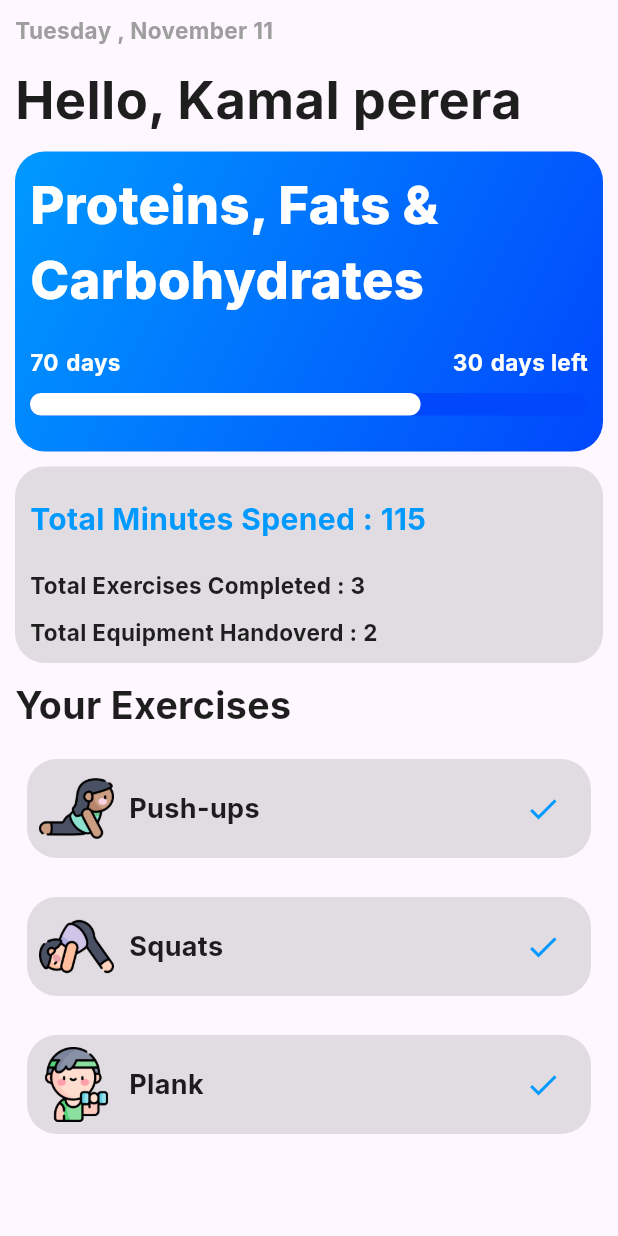
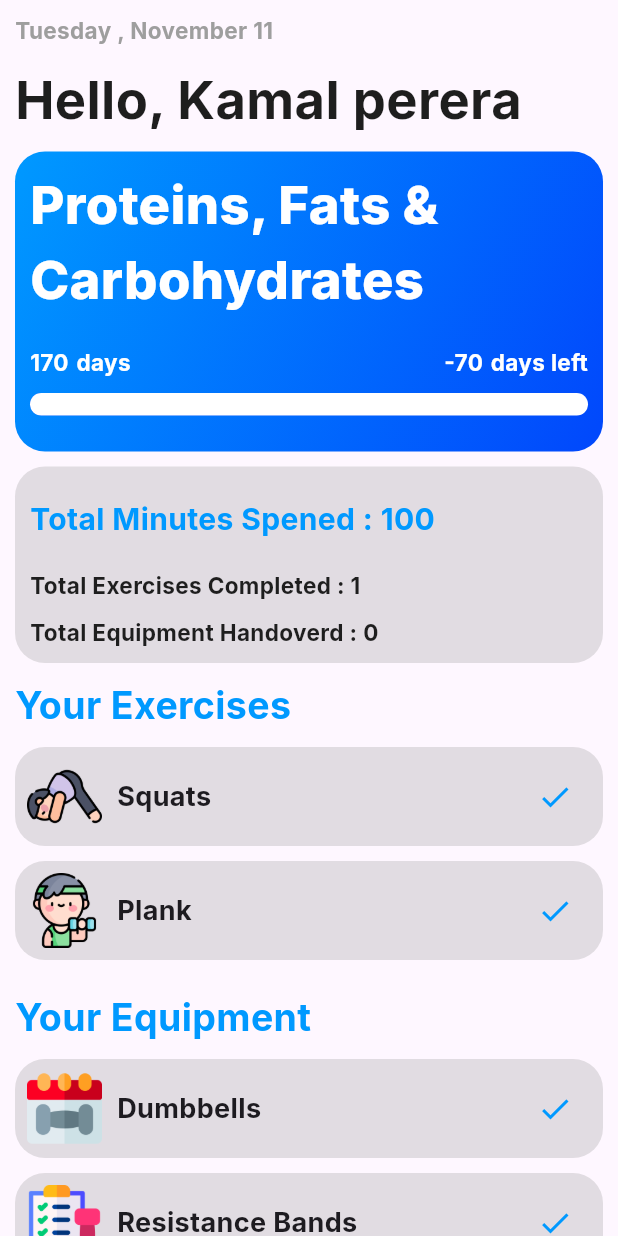
Before and after one commit to S-Dulanjana/Workout-Planner, a Flutter app: the ProfilePage screen opened directly, after a tap on the "check" icon, on a phone screen of 412 x 824 dp. Run offline on Flutter 3.47's test engine with Material 3 defaults, Android fonts, the phone set to English and light mode, and no system bars; our stand-ins replace google_fonts.

Commit message:
add methods for profile page

```diff
--- a/lib/models/equipments_model.dart
+++ b/lib/models/equipments_model.dart
@@ -5,7 +5,7 @@ class Equipment {
   final String equipmentImageUrl;
   final int noOfMinuites;
   final double noOfCalories;
-  final bool handOvered;
+  bool handOvered;
 
   Equipment({
     required this.equipmentName,
--- a/lib/models/exercises_model.dart
+++ b/lib/models/exercises_model.dart
@@ -3,7 +3,7 @@ class Exercise {
   final String exerciseName;
   final String exerciseImageUrl;
   final int noOfMinuites;
-  final bool completed;
+  bool completed;
 
   Exercise({
     required this.id,
--- a/lib/models/user_model.dart
+++ b/lib/models/user_model.dart
@@ -88,4 +88,51 @@ class User {
 
     return totalMinuitesSpend;
   }
+
+  //method to mark an exercise as completed
+  void markExerciseAsCompleted(int exerciseID) {
+    final exercise = exerciseList.firstWhere(
+      (exercise) => exercise.id == exerciseID,
+    );
+    exercise.completed = true;
+
+    //remove from the execrise list
+    removeExercise(exercise);
+    totalExercisesCompleted++;
+  }
+
+  //method to mark an equipment as handed over
+  void markAsHandovered(int equipmentId) {
+    final equipment = equipmentList.firstWhere(
+      (equipment) => equipmentId == equipmentId,
+    );
+
+    equipment.handOvered = true;
+
+    //remove fromthe equipment list
+    removeEquipment(equipment);
+    totalEquipmentsHandOvered++;
+  }
+
+  //mr\ethod to calculate the total number of calories burned by the user
+  double calculateTotalcaloriesBurned() {
+    double totalCaloriesBurned = 0;
+
+    for (var equipment in equipmentList) {
+      totalCaloriesBurned += equipment.noOfCalories;
+    }
+
+    //convert the totalCaloriesBurned in to a value betwwen 0 and 1
+
+    if (totalCaloriesBurned > 10 && totalCaloriesBurned >= 10) {
+      totalCaloriesBurned = totalCaloriesBurned / 10;
+    }
+    if (totalCaloriesBurned > 10 && totalCaloriesBurned >= 100) {
+      totalCaloriesBurned = totalCaloriesBurned / 100;
+    }
+    if (totalCaloriesBurned > 100 && totalCaloriesBurned >= 1000) {
+      totalCaloriesBurned = totalCaloriesBurned / 1000;
+    }
+    return totalCaloriesBurned;
+  }
 }
--- a/lib/pages/home_page.dart
+++ b/lib/pages/home_page.dart
@@ -65,7 +65,10 @@ class _HomePageState extends State<HomePage> {
 
                 SizedBox(height: 10),
 
-                ProgressCard(progressValue: 0.7, total: 100),
+                ProgressCard(
+                  progressValue: userData.calculateTotalcaloriesBurned(),
+                  total: 100,
+                ),
 
                 SizedBox(height: 10),
 
--- a/lib/pages/profile_page.dart
+++ b/lib/pages/profile_page.dart
@@ -3,6 +3,7 @@ import 'package:intl/intl.dart';
 import 'package:workout_planner/constants/colors.dart';
 import 'package:workout_planner/constants/responsive.dart';
 import 'package:workout_planner/data/user_data.dart';
+import 'package:workout_planner/models/equipments_model.dart';
 import 'package:workout_planner/models/exercises_model.dart';
 import 'package:workout_planner/widgets/profile_card.dart';
 import 'package:workout_planner/widgets/progress_card.dart';
@@ -54,7 +55,10 @@ class _ProfilePageState extends State<ProfilePage> {
                 ),
 
                 SizedBox(height: 10),
-                ProgressCard(progressValue: 0.7, total: 100),
+                ProgressCard(
+                  progressValue: userData.calculateTotalcaloriesBurned(),
+                  total: 100,
+                ),
 
                 SizedBox(height: 10),
 
@@ -81,7 +85,7 @@ class _ProfilePageState extends State<ProfilePage> {
                         ),
                         SizedBox(height: 20),
                         Text(
-                          "Total Exercises Completed : 3 ",
+                          "Total Exercises Completed : ${userData.totalExercisesCompleted.toString()} ",
                           style: TextStyle(
                             fontSize: 15,
                             fontWeight: FontWeight.bold,
@@ -90,7 +94,7 @@ class _ProfilePageState extends State<ProfilePage> {
                         ),
                         SizedBox(height: 10),
                         Text(
-                          "Total Equipment Handoverd : 2 ",
+                          "Total Equipment Handoverd : ${userData.totalEquipmentsHandOvered.toString()} ",
                           style: TextStyle(
                             fontSize: 15,
                             fontWeight: FontWeight.bold,
@@ -108,12 +112,12 @@ class _ProfilePageState extends State<ProfilePage> {
                   style: TextStyle(
                     fontSize: 25,
                     fontWeight: FontWeight.w700,
-                    color: kMainBlackColor,
+                    color: kMainColor,
                   ),
                 ),
                 SizedBox(height: 10),
 
-                //exercise list bof the user
+                //exercise list of the user
                 ListView.builder(
                   shrinkWrap: true,
                   physics: NeverScrollableScrollPhysics(),
@@ -123,11 +127,43 @@ class _ProfilePageState extends State<ProfilePage> {
                     return ProfileCard(
                       taskName: userExercise.exerciseName,
                       taskImageUrl: userExercise.exerciseImageUrl,
-                      markAsDone: () {},
+                      markAsDone: () {
+                        setState(() {
+                          userData.markExerciseAsCompleted(userExercise.id);
+                        });
+                      },
                     );
                   },
                 ),
                 SizedBox(height: 10),
+                Text(
+                  "Your Equipment ",
+                  style: TextStyle(
+                    fontSize: 25,
+                    fontWeight: FontWeight.w700,
+                    color: kMainColor,
+                  ),
+                ),
+                SizedBox(height: 10),
+
+                //equipment list of the user
+                ListView.builder(
+                  shrinkWrap: true,
+                  physics: NeverScrollableScrollPhysics(),
+                  itemCount: userData.equipmentList.length,
+                  itemBuilder: (context, index) {
+                    Equipment userEquipment = userData.equipmentList[index];
+                    return ProfileCard(
+                      taskName: userEquipment.equipmentName,
+                      taskImageUrl: userEquipment.equipmentImageUrl,
+                      markAsDone: () {
+                        setState(() {
+                          userData.markAsHandovered(userEquipment.id);
+                        });
+                      },
+                    );
+                  },
+                ),
                 SizedBox(height: 10),
               ],
             ),
--- a/lib/widgets/profile_card.dart
+++ b/lib/widgets/profile_card.dart
@@ -20,9 +20,7 @@ class ProfileCard extends StatefulWidget {
 class _ProfileCardState extends State<ProfileCard> {
   @override
   Widget build(BuildContext context) {
-    return Padding(
-      padding: const EdgeInsets.all(8.0),
-      child: Container(
+    return Container(
       width: double.infinity,
       margin: EdgeInsets.only(bottom: 10),
       decoration: BoxDecoration(
@@ -54,7 +52,6 @@ class _ProfileCardState extends State<ProfileCard> {
           ],
         ),
       ),
-      ),
     );
   }
 }
```
Lines whose indentation alone changed are shown as unchanged.
